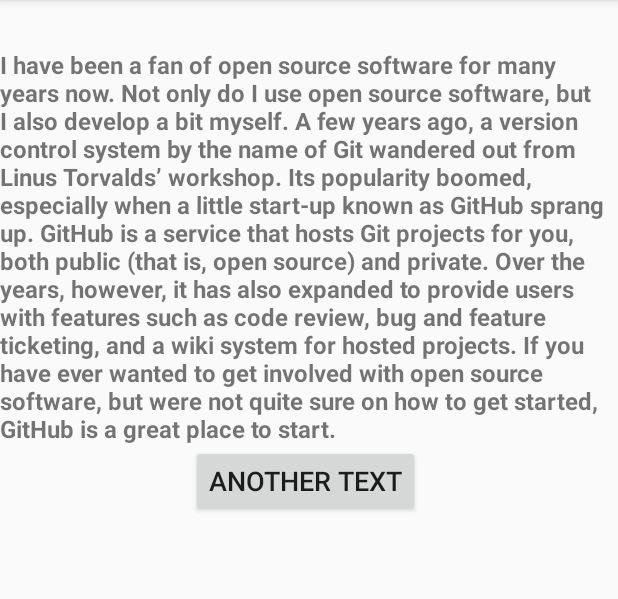
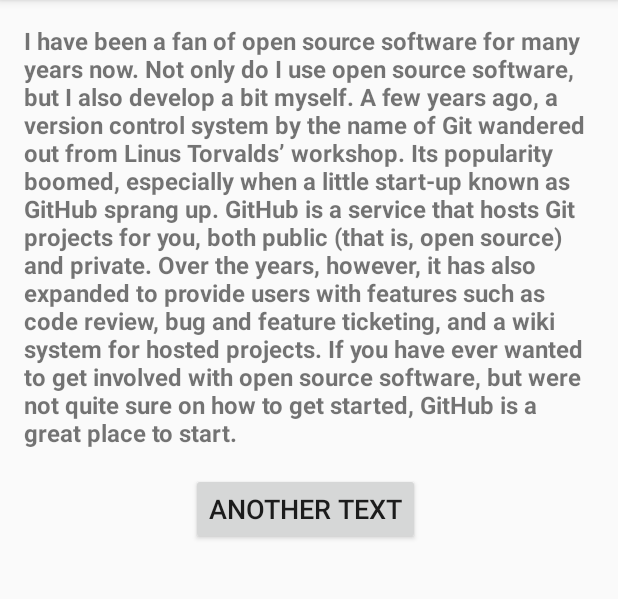
Before and after one commit to jandy3018/changeSizeText, an Android app: the screen it shows after launch (TexMainActivity), on a phone screen of 412 x 824 dp, the part 84-683 px from its top. Run offline under Robolectric (Android 15) with nearby library versions, the phone set to English and light mode, and no system bars.

```diff
--- a/app/src/main/java/com/example/textsize/SelectSizeTextFragment.kt
+++ b/app/src/main/java/com/example/textsize/SelectSizeTextFragment.kt
@@ -29,7 +29,7 @@ class SelectSizeTextFragment : Fragment(){
 
             Utils.changeToSize(activity!!)
         }
-        val sizeUser = sharedPreferences.getString("SIZE_TEXT", "")
+        val sizeUser = sharedPreferences.getString("SIZE_TEXT", "NORMAL")
         rd_small.isChecked= sizeUser.equals("SMALL")
         rd_normal.isChecked= sizeUser.equals("NORMAL")
         rd_big.isChecked= sizeUser.equals("BIG")
--- a/app/src/main/res/layout/activity_text_main.xml
+++ b/app/src/main/res/layout/activity_text_main.xml
@@ -21,7 +21,7 @@
             android:layout_width="match_parent"
             android:layout_height="wrap_content"
             android:layout_gravity="top"
-            android:layout_marginTop="32dp"
+            android:layout_margin="16dp"
             android:text="I have been a fan of open source software for many years now. Not only do I use open source software, but I also develop a bit myself. A few years ago, a version control system by the name of Git wandered out from Linus Torvalds’ workshop. Its popularity boomed, especially when a little start-up known as GitHub sprang up. GitHub is a service that hosts Git projects for you, both public (that is, open source) and private. Over the years, however, it has also expanded to provide users with features such as code review, bug and feature ticketing, and a wiki system for hosted projects. If you have ever wanted to get involved with open source software, but were not quite sure on how to get started, GitHub is a great place to start."
             android:textSize="16sp"
             android:textStyle="bold"/>
```
